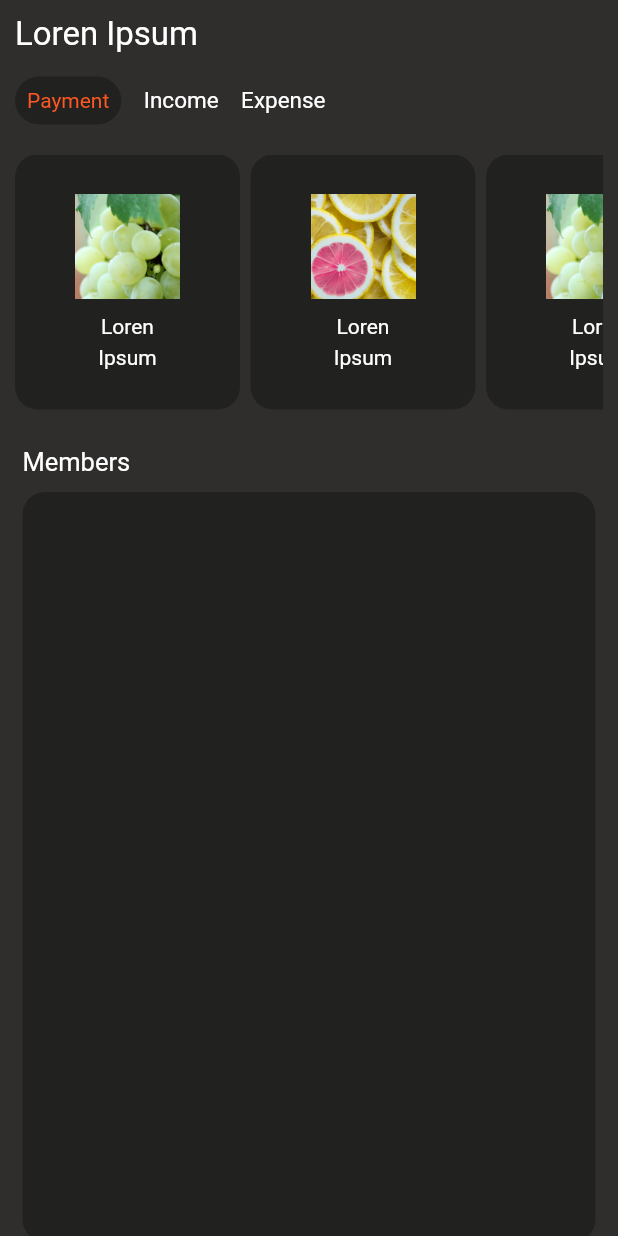
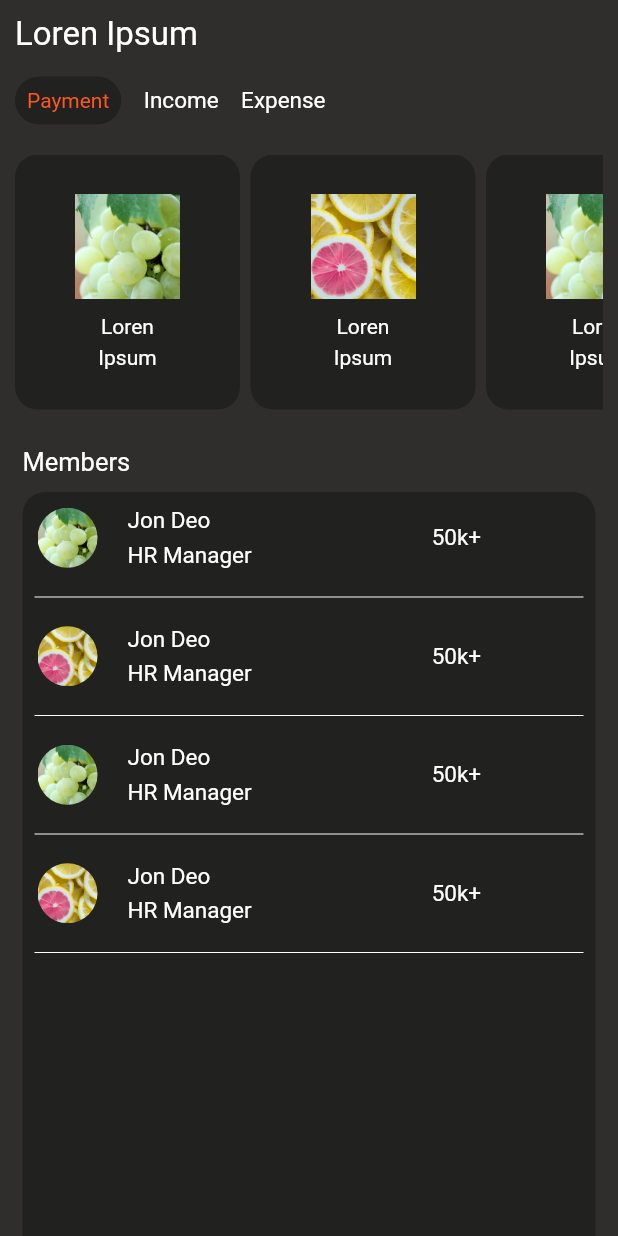
Before and after one commit to Yazdani1/flutter_app_ui, a Flutter app: the screen it shows after launch, on a phone screen of 412 x 824 dp. Run offline on Flutter 3.47's test engine with Material 2 defaults, Android fonts, the phone set to English and light mode, and no system bars.

Commit message:
second commit

```diff
--- a/lib/Home.dart
+++ b/lib/Home.dart
@@ -85,13 +85,39 @@ class _HomeState extends State<Home> {
                 ),//end
                 new SizedBox(height: 10.0,),
                 new Container(
-                  height: 500.0,
+                  height: MediaQuery.of(context).size.height,
                   decoration: new BoxDecoration(
                     borderRadius: BorderRadius.circular(15.0),
                     color: Color(0xFF212120)
                   ),
                   child: new ListView(
                     children: <Widget>[
+                      membrs("asset/a.jpg", "Jon Deo", "HR Manager", "50k+"),
+                      Padding(
+                        padding: const EdgeInsets.all(8.0),
+                        child: new Divider(height: 2.0,color: Colors.white,),
+                      ),
+
+                      membrs("asset/b.jpg", "Jon Deo", "HR Manager", "50k+"),
+                      Padding(
+                        padding: const EdgeInsets.all(8.0),
+                        child: new Divider(height: 2.0,color: Colors.white,),
+                      ),
+
+                      membrs("asset/a.jpg", "Jon Deo", "HR Manager", "50k+"),
+                      Padding(
+                        padding: const EdgeInsets.all(8.0),
+                        child: new Divider(height: 2.0,color: Colors.white,),
+                      ),
+
+                      membrs("asset/b.jpg", "Jon Deo", "HR Manager", "50k+"),
+                      Padding(
+                        padding: const EdgeInsets.all(8.0),
+                        child: new Divider(height: 2.0,color: Colors.white,),
+                      ),
+
+
+
 
                     ],
                   ),
@@ -144,7 +170,59 @@ class _HomeState extends State<Home> {
 
   Widget membrs(String image,String num1,String num2,String
       flower){
+    return Container(
+      margin: EdgeInsets.all(10.0),
+      child: new Row(
+        children: <Widget>[
 
+          new Container(
+            child: new ClipRRect(
+              borderRadius: BorderRadius.circular(90.0),
+              child: new Image.asset(image,
+              height: 40.0,
+                width: 40.0,
+                fit: BoxFit.cover,
+              ),
+            ),
+          ),
+          new SizedBox(width: 20.0,),
+          new Container(
+            child: new Column(
+              crossAxisAlignment: CrossAxisAlignment.start,
+              children: <Widget>[
+
+                new Text(num1,
+                  style: TextStyle(
+                    fontSize: 15.0,
+                    color: Colors.white
+                  ),
+                ),
+                new SizedBox(height: 5.0,),
+                new Text(num2,
+                  style: TextStyle(
+                    fontSize: 15.0,
+                    color: Colors.white
+                  ),
+                ),
+              ],
+            ),
+          ),
+          new SizedBox(width: 120.0,),
+          new Container(
+            child: Align(
+              alignment: Alignment.centerRight,
+              child: new Text(flower,
+                style: TextStyle(
+                    fontSize: 15.0,
+                    color: Colors.white
+                ),
+              ),
+            ),
+          )
+
+        ],
+      ),
+    );
   }
 
 }
```
